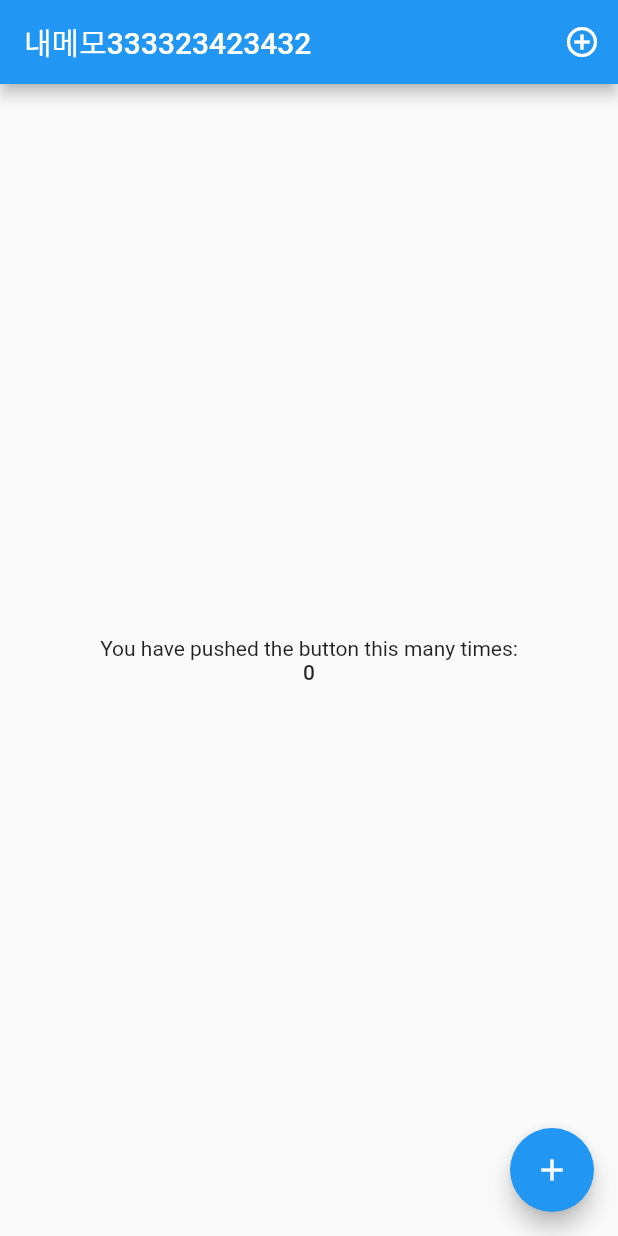
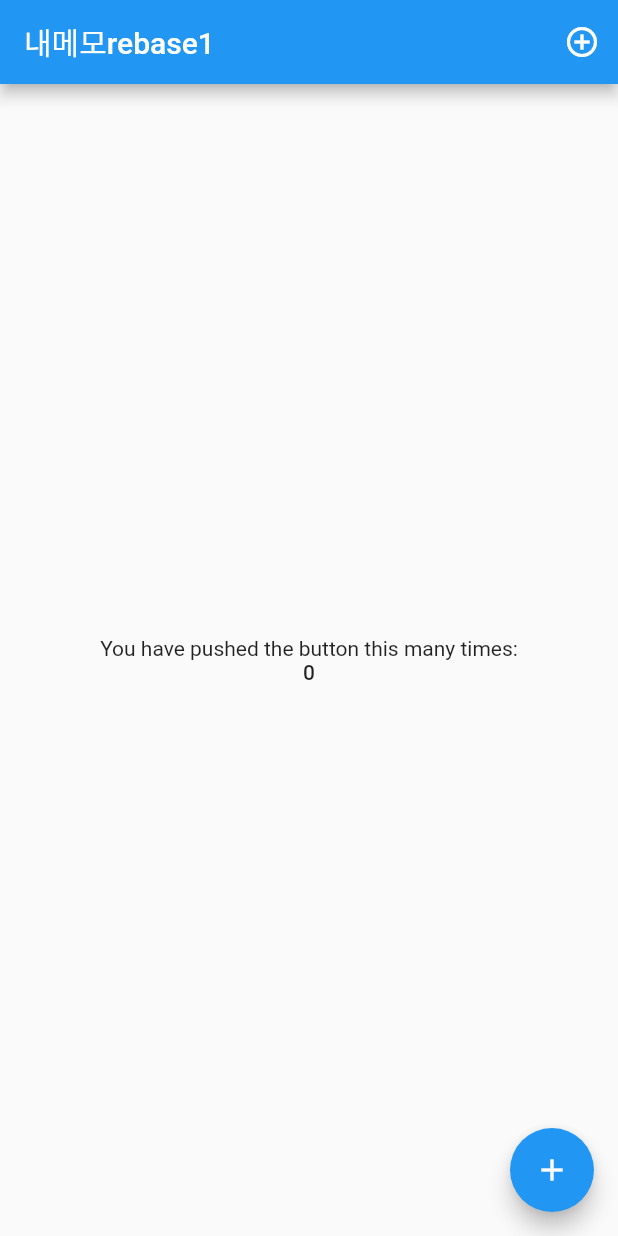
Before and after one commit to dofordev/nememoF, a Flutter app: the screen it shows after launch, on a phone screen of 412 x 824 dp. Run offline on Flutter 3.47's test engine with Material 2 defaults, Android fonts, the phone set to English and light mode, and no system bars.

Commit message:
rebase11111

```diff
--- a/lib/main.dart
+++ b/lib/main.dart
@@ -12,7 +12,7 @@ class MyApp extends StatelessWidget {
 
         primarySwatch: Colors.blue,
       ),
-      home: MyHomePage(title: '내메모333323423432'),
+      home: MyHomePage(title: '내메모rebase1'),
     );
   }
 }
```
